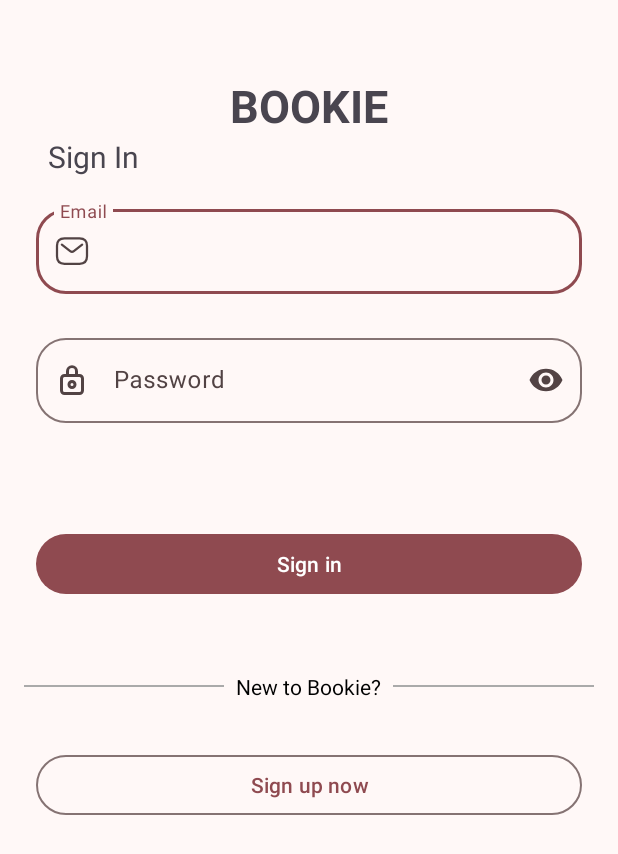
After one commit to Rodinamomen/Bookie, an Android app: the layout fragment_sign_in.xml on its own in the app's theme, with its tools: preview values and no code run, on a phone screen of 412 x 824 dp. The commit adds this screen. Shown: the top 854 px of the screen. Run offline under Robolectric (Android 15) with nearby library versions, the phone set to English and light mode, and no system bars; network calls fail.

Commit message:
Create the Ui for sign in fragment.

```diff
--- /dev/null
+++ b/app/src/main/res/layout/fragment_sign_in.xml
@@ -0,0 +1,149 @@
+<?xml version="1.0" encoding="utf-8"?>
+<androidx.constraintlayout.widget.ConstraintLayout xmlns:android="http://schemas.android.com/apk/res/android"
+    xmlns:tools="http://schemas.android.com/tools"
+    android:layout_width="match_parent"
+    android:layout_height="match_parent"
+    xmlns:app="http://schemas.android.com/apk/res-auto"
+    tools:context=".auth.signIn.view.SignInFragment">
+
+    <TextView
+        android:id="@+id/textView"
+        android:layout_width="wrap_content"
+        android:layout_height="wrap_content"
+        android:layout_marginTop="50dp"
+        android:text="Bookie"
+        style="@style/text_title"
+        app:layout_constraintEnd_toEndOf="parent"
+        app:layout_constraintStart_toStartOf="parent"
+        app:layout_constraintTop_toTopOf="parent" />
+
+
+    <TextView
+        android:id="@+id/textView2"
+        style="@style/text_sub_title"
+        android:layout_width="wrap_content"
+        android:layout_height="wrap_content"
+        android:layout_marginStart="8dp"
+        android:text="Sign In"
+        app:layout_constraintStart_toStartOf="@+id/txt_et_email_"
+        app:layout_constraintTop_toBottomOf="@+id/textView" />
+
+    <com.google.android.material.textfield.TextInputLayout
+        android:id="@+id/txt_et_email_"
+        style="@style/ThemeOverlay.Material3.AutoCompleteTextView.FilledBox"
+        android:layout_width="match_parent"
+        android:layout_height="wrap_content"
+        android:layout_marginStart="24dp"
+        android:layout_marginTop="16dp"
+        android:layout_marginEnd="24dp"
+        android:hint="Email"
+        app:boxCornerRadiusBottomEnd="20dp"
+        app:boxCornerRadiusBottomStart="20dp"
+        app:boxCornerRadiusTopEnd="20dp"
+        app:boxCornerRadiusTopStart="20dp"
+        app:endIconMode="clear_text"
+        app:layout_constraintEnd_toEndOf="parent"
+        app:layout_constraintStart_toStartOf="parent"
+        app:layout_constraintTop_toBottomOf="@+id/textView2"
+        app:startIconDrawable="@drawable/email">
+
+        <com.google.android.material.textfield.TextInputEditText
+            android:layout_width="match_parent"
+            android:layout_height="wrap_content"
+            android:imeOptions="actionNext"
+            android:inputType="textEmailAddress" />
+    </com.google.android.material.textfield.TextInputLayout>
+
+    <com.google.android.material.textfield.TextInputLayout
+        android:id="@+id/txt_et_password_"
+        style="@style/ThemeOverlay.Material3.AutoCompleteTextView.FilledBox"
+        android:layout_width="0dp"
+        android:layout_height="wrap_content"
+        android:layout_marginTop="24dp"
+        android:hint="Password"
+        app:boxCornerRadiusBottomEnd="20dp"
+        app:boxCornerRadiusBottomStart="20dp"
+        app:boxCornerRadiusTopEnd="20dp"
+        app:boxCornerRadiusTopStart="20dp"
+        app:endIconMode="password_toggle"
+        app:layout_constraintEnd_toEndOf="@+id/txt_et_email_"
+        app:layout_constraintStart_toStartOf="@+id/txt_et_email_"
+        app:layout_constraintTop_toBottomOf="@+id/txt_et_email_"
+        app:startIconDrawable="@drawable/lock_outline">
+
+        <com.google.android.material.textfield.TextInputEditText
+            android:layout_width="match_parent"
+            android:layout_height="wrap_content"
+            android:imeOptions="actionDone"
+            android:inputType="textPassword" />
+    </com.google.android.material.textfield.TextInputLayout>
+
+    <TextView
+        android:id="@+id/tv_error_message_"
+        style="@style/text_error_message"
+        android:layout_width="wrap_content"
+        android:layout_height="wrap_content"
+        android:layout_marginTop="24dp"
+        android:text="An error happen while signing you in, try again later."
+        android:visibility="gone"
+        app:layout_constraintEnd_toEndOf="@+id/txt_et_name_"
+        app:layout_constraintStart_toStartOf="@+id/txt_et_name_"
+        app:layout_constraintTop_toBottomOf="@+id/txt_et_password_" />
+
+
+    <Button
+        android:id="@+id/btn_signin"
+        android:layout_width="0dp"
+        android:layout_height="wrap_content"
+        android:layout_marginTop="70dp"
+        android:text="Sign in"
+        app:layout_constraintEnd_toEndOf="@+id/txt_et_email_"
+        app:layout_constraintStart_toStartOf="@+id/txt_et_email_"
+        app:layout_constraintTop_toBottomOf="@+id/txt_et_password_" />
+
+
+    <LinearLayout
+        android:id="@+id/linearLayout"
+        android:layout_width="0dp"
+        android:layout_height="wrap_content"
+        android:layout_marginTop="32dp"
+        android:gravity="center"
+        android:orientation="horizontal"
+        android:padding="16dp"
+        app:layout_constraintEnd_toEndOf="@+id/txt_et_nam_e"
+        app:layout_constraintStart_toStartOf="@+id/txt_et_name_"
+        app:layout_constraintTop_toBottomOf="@+id/btn_signin">
+
+        <View
+            android:layout_width="0dp"
+            android:layout_height="1dp"
+            android:layout_weight="1"
+            android:background="@android:color/darker_gray" />
+
+        <TextView
+            android:layout_width="wrap_content"
+            android:layout_height="wrap_content"
+            android:paddingStart="8dp"
+            android:paddingEnd="8dp"
+            android:text="New to Bookie?"
+            android:textColor="@android:color/black" />
+
+        <View
+            android:layout_width="0dp"
+            android:layout_height="1dp"
+            android:layout_weight="1"
+            android:background="@android:color/darker_gray" />
+    </LinearLayout>
+
+    <Button
+        android:id="@+id/btn_go_to_sign_up"
+        style="?attr/materialButtonOutlinedStyle"
+        android:layout_width="0dp"
+        android:layout_height="wrap_content"
+        android:layout_marginTop="16dp"
+        android:text="Sign up now"
+        app:layout_constraintEnd_toEndOf="@+id/txt_et_email_"
+        app:layout_constraintStart_toStartOf="@+id/txt_et_email_"
+        app:layout_constraintTop_toBottomOf="@+id/linearLayout" />
+
+</androidx.constraintlayout.widget.ConstraintLayout>
--- a/app/src/main/res/values/themes.xml
+++ b/app/src/main/res/values/themes.xml
@@ -57,4 +57,8 @@
     <style name="text_error_message" parent="">
         <item name="android:textColor">@color/md_theme_error_mediumContrast</item>
     </style>
+
+    <style name="text_sub_title" parent="">
+        <item name="android:textSize">20sp</item>
+    </style>
 </resources>
```
